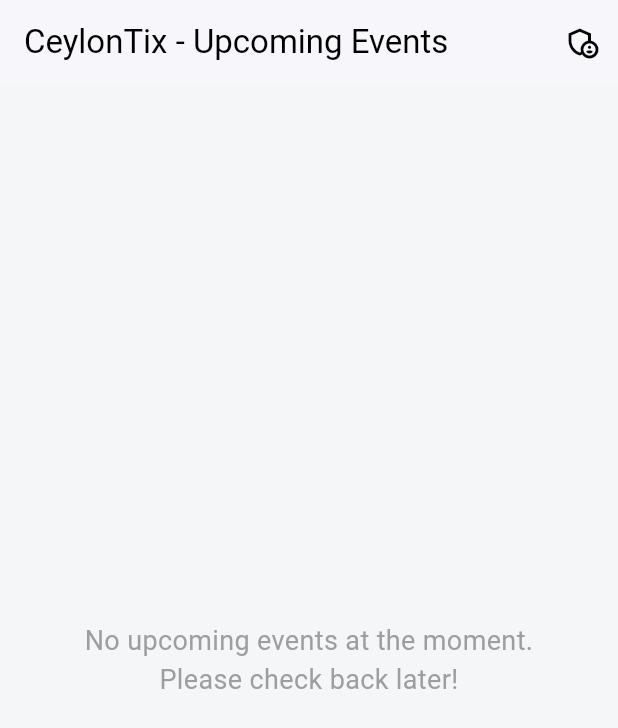
After one commit to AkilaShashimantha/ceylontix-app, a Flutter app: the screen it shows after launch, on a phone screen of 412 x 824 dp. The commit adds this screen. Shown: the top 728 px of the screen. Run offline on Flutter 3.47's test engine with Material 3 defaults, Android fonts, the phone set to English and light mode, and no system bars; our stand-ins replace cloud_firestore, firebase_auth, firebase_core; accounts and stored records are empty.

Commit message:
create user landing event page

```diff
--- a/lib/main.dart
+++ b/lib/main.dart
@@ -1,7 +1,7 @@
 import 'package:flutter/material.dart';
 import 'package:firebase_core/firebase_core.dart';
-import 'firebase_options.dart'; // Generated by FlutterFire CLI
-import 'src/presentation/screens/auth/auth_gate.dart';
+import 'firebase_options.dart';
+import 'src/presentation/screens/user/events_list_screen.dart';
 
 void main() async {
   // Ensure that Flutter bindings are initialized before calling Firebase.
@@ -12,25 +12,35 @@
     options: DefaultFirebaseOptions.currentPlatform,
   );
 
-  runApp(const CeylonTixApp());
+  runApp(const MyApp());
 }
 
-class CeylonTixApp extends StatelessWidget {
-  const CeylonTixApp({Key? key}) : super(key: key);
+class MyApp extends StatelessWidget {
+  const MyApp({Key? key}) : super(key: key);
 
   @override
   Widget build(BuildContext context) {
     return MaterialApp(
       title: 'CeylonTix',
       theme: ThemeData(
-        primarySwatch: Colors.blue,
-        // Let's define a primary color for a consistent theme
-        primaryColor: const Color(0xFF0D47A1), // A deep, professional blue
-        fontFamily: 'Poppins', // A modern, clean font
+        primarySwatch: Colors.deepPurple,
+        useMaterial3: true,
+        scaffoldBackgroundColor: const Color(0xFFF4F6F8), // A light grey background
+        appBarTheme: const AppBarTheme(
+          backgroundColor: Colors.white,
+          foregroundColor: Colors.black,
+          elevation: 1,
+        ),
+        cardTheme: CardThemeData(
+          elevation: 2,
+          shape: RoundedRectangleBorder(
+            borderRadius: BorderRadius.circular(12),
+          ),
+        ),
       ),
-      // Use AuthGate to route between login and dashboard based on auth state.
-      home: const AuthGate(),
       debugShowCheckedModeBanner: false,
+      // The home property is now the user-facing event list screen.
+      home: const EventsListScreen(),
     );
   }
 }
--- /dev/null
+++ b/lib/src/presentation/screens/user/events_list_screen.dart
@@ -0,0 +1,85 @@
+import 'package:flutter/material.dart';
+import '../../../data/repositories/firebase_event_repository.dart';
+import '../../../domain/entities/event.dart';
+import '../../widgets/event_card.dart';
+import '../auth/auth_gate.dart';
+
+class EventsListScreen extends StatelessWidget {
+  const EventsListScreen({Key? key}) : super(key: key);
+
+  @override
+  Widget build(BuildContext context) {
+    final FirebaseEventRepository eventRepository = FirebaseEventRepository();
+
+    return Scaffold(
+      appBar: AppBar(
+        title: const Text('CeylonTix - Upcoming Events'),
+        actions: [
+          // This button provides access to the admin panel
+          IconButton(
+            icon: const Icon(Icons.admin_panel_settings_outlined),
+            tooltip: 'Admin Login',
+            onPressed: () {
+              Navigator.of(context).push(
+                MaterialPageRoute(builder: (context) => const AuthGate()),
+              );
+            },
+          ),
+        ],
+      ),
+      body: StreamBuilder<List<Event>>(
+        stream: eventRepository.getEventsStream(),
+        builder: (context, snapshot) {
+          if (snapshot.connectionState == ConnectionState.waiting) {
+            return const Center(child: CircularProgressIndicator());
+          }
+          if (snapshot.hasError) {
+            return Center(child: Text('An error occurred: ${snapshot.error}'));
+          }
+          if (!snapshot.hasData || snapshot.data!.isEmpty) {
+            return const Center(
+              child: Text(
+                'No upcoming events at the moment.\nPlease check back later!',
+                textAlign: TextAlign.center,
+                style: TextStyle(fontSize: 18, color: Colors.grey),
+              ),
+            );
+          }
+
+          final events = snapshot.data!;
+          // Sort events by date, showing the soonest first.
+          events.sort((a, b) => a.date.compareTo(b.date));
+
+          // Use a LayoutBuilder to make the grid responsive.
+          return LayoutBuilder(
+            builder: (context, constraints) {
+              // Determine the number of columns based on the screen width.
+              int crossAxisCount;
+              if (constraints.maxWidth > 1200) {
+                crossAxisCount = 3; // For large desktop screens
+              } else if (constraints.maxWidth > 800) {
+                crossAxisCount = 2; // For tablets or smaller desktop windows
+              } else {
+                crossAxisCount = 1; // For mobile phones
+              }
+
+              return GridView.builder(
+                padding: const EdgeInsets.all(16.0),
+                gridDelegate: SliverGridDelegateWithFixedCrossAxisCount(
+                  crossAxisCount: crossAxisCount,
+                  crossAxisSpacing: 16.0, // Spacing between columns
+                  mainAxisSpacing: 16.0,  // Spacing between rows
+                  childAspectRatio: 0.75, // Adjust this ratio to make cards taller or shorter
+                ),
+                itemCount: events.length,
+                itemBuilder: (context, index) {
+                  return EventCard(event: events[index]);
+                },
+              );
+            },
+          );
+        },
+      ),
+    );
+  }
+}
--- a/pubspec.yaml
+++ b/pubspec.yaml
@@ -37,6 +37,7 @@
   firebase_core: ^4.1.0
   firebase_auth: ^6.0.2
   cloud_firestore: ^6.0.1
+  google_sign_in: ^6.1.5
 
 dev_dependencies:
   flutter_test:
```
Also changed, not shown: lib/src/presentation/screens/user/event_detail_screen.dart (added, +128 -0 lines), lib/src/presentation/widgets/event_card.dart (added, +114 -0 lines), 1 other file.
